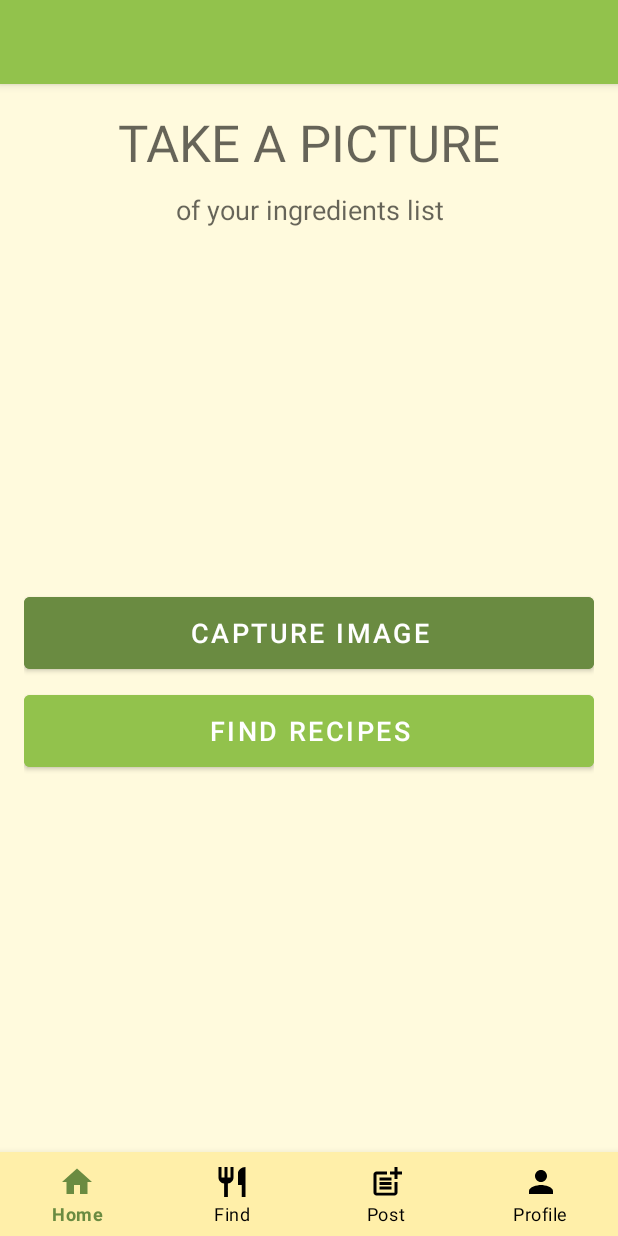
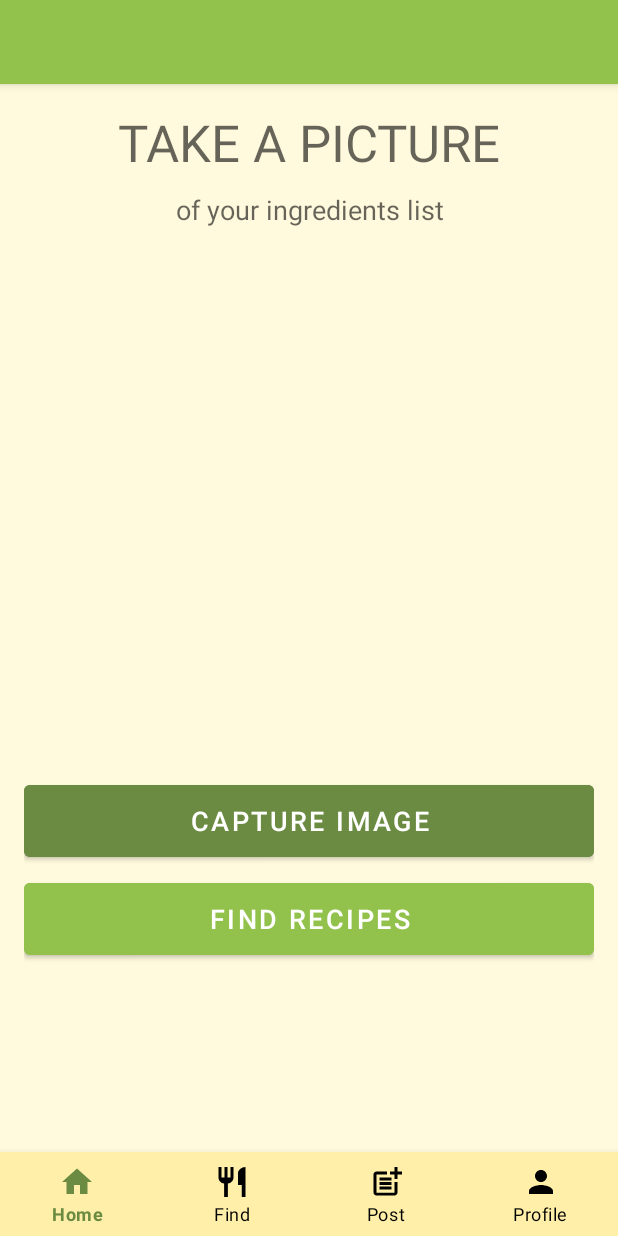
Before and after one commit to CodePath-Spring-2021/Notecook, an Android app: the fragment TakePictureFragment placed in its activity, on a phone screen of 412 x 824 dp. Run offline under Robolectric (Android 15) with nearby library versions, the phone set to English and light mode, and no system bars; libraries missing offline, so code that uses them is left out: androidx.palette.graphics, com.codepath.asynchttpclient, com.parse, org.parceler; pictures from the network do not load; Roboto replaces fonts that are not available here; 19 statements that could not run were skipped.

Commit message:
Improve UI/UX design

```diff
--- a/app/src/main/java/com/example/notecook/Fragments/DetailFragment.java
+++ b/app/src/main/java/com/example/notecook/Fragments/DetailFragment.java
@@ -83,8 +83,8 @@ public class DetailFragment extends Fragment {
         Typeface typeface = ResourcesCompat.getFont(this.getContext(), R.font.euphoria_script);
         RelativeLayout.LayoutParams lp = new RelativeLayout.LayoutParams(RelativeLayout.LayoutParams.MATCH_PARENT, RelativeLayout.LayoutParams.WRAP_CONTENT);
         tv.setLayoutParams(lp);
-        tv.setText("Recipe Details");
-        tv.setGravity(Gravity.CENTER);
+        tv.setText("    Recipe Details");
+        tv.setGravity(Gravity.LEFT);
         tv.setTextSize(40);
         tv.setTextColor(Color.WHITE);
         tv.setTypeface(typeface, typeface.BOLD);
--- a/app/src/main/res/layout/fragment_takepicture.xml
+++ b/app/src/main/res/layout/fragment_takepicture.xml
@@ -31,7 +31,7 @@
     <ImageView
         android:id="@+id/ivPostImage"
         android:layout_width="match_parent"
-        android:layout_height="200dp"
+        android:layout_height="325dp"
         android:layout_marginTop="10dp"
         android:layout_marginBottom="10dp"
         tools:srcCompat="@tools:sample/avatars" />
```
Also changed, not shown: app/src/main/java/com/example/notecook/Adapters/DetailFavAdapter.java (+4 -3 lines), app/src/main/java/com/example/notecook/MainActivity.java (+11 -1 lines), 40 other files.
